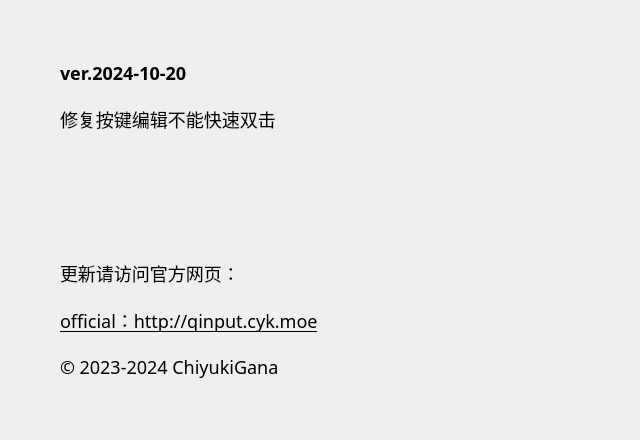
Above: source/ui/AboutUi.ui from ChiyukiGana/Quickinput before the change. Below: the same form after it.
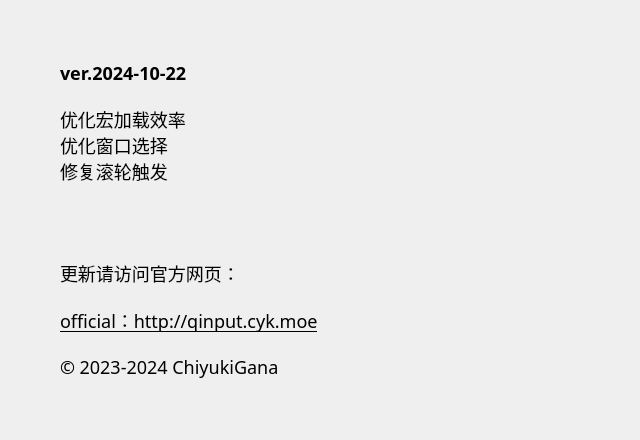
That is the form after the change.

Patch:
```diff
--- a/source/ui/AboutUi.ui
+++ b/source/ui/AboutUi.ui
@@ -88,7 +88,7 @@
          <string notr="true"/>
         </property>
         <property name="text">
-         <string>ver.2024-10-20</string>
+         <string>ver.2024-10-22</string>
         </property>
         <property name="textFormat">
          <enum>Qt::PlainText</enum>
@@ -104,7 +104,9 @@
          </sizepolicy>
         </property>
         <property name="text">
-         <string>修复按键编辑不能快速双击</string>
+         <string>优化宏加载效率
+优化窗口选择
+修复滚轮触发</string>
         </property>
         <property name="textFormat">
          <enum>Qt::PlainText</enum>
```
